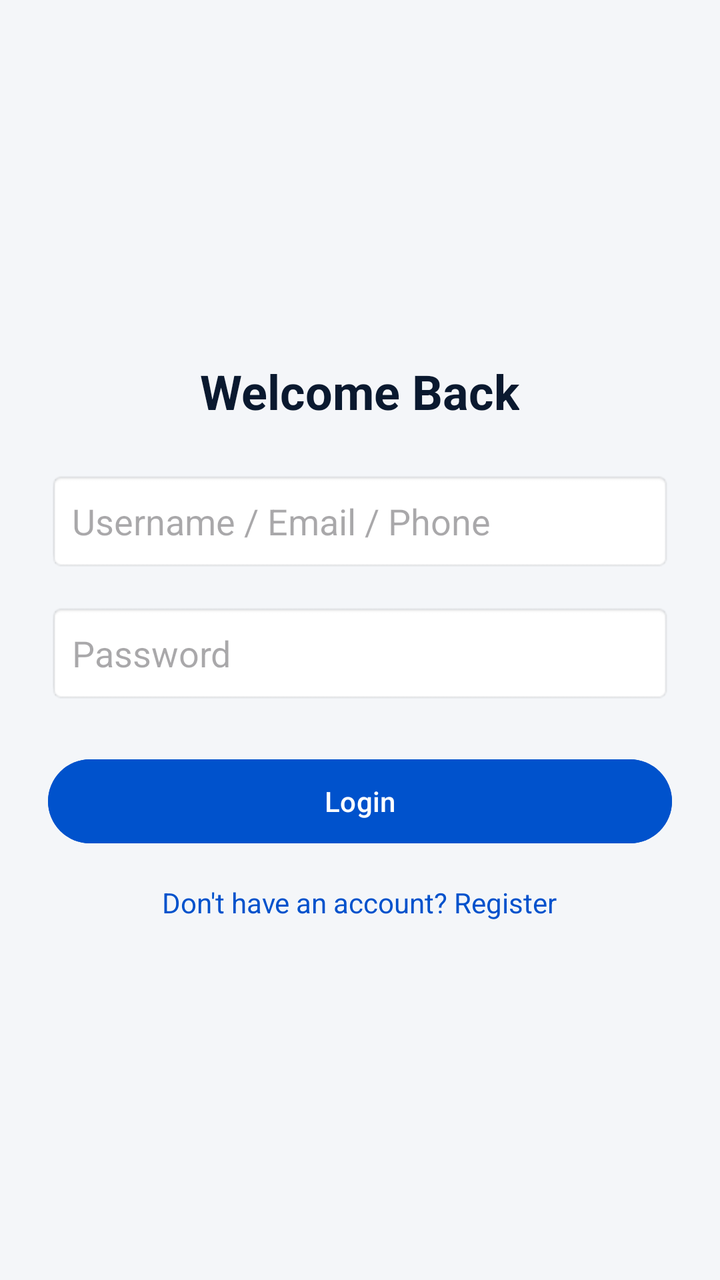
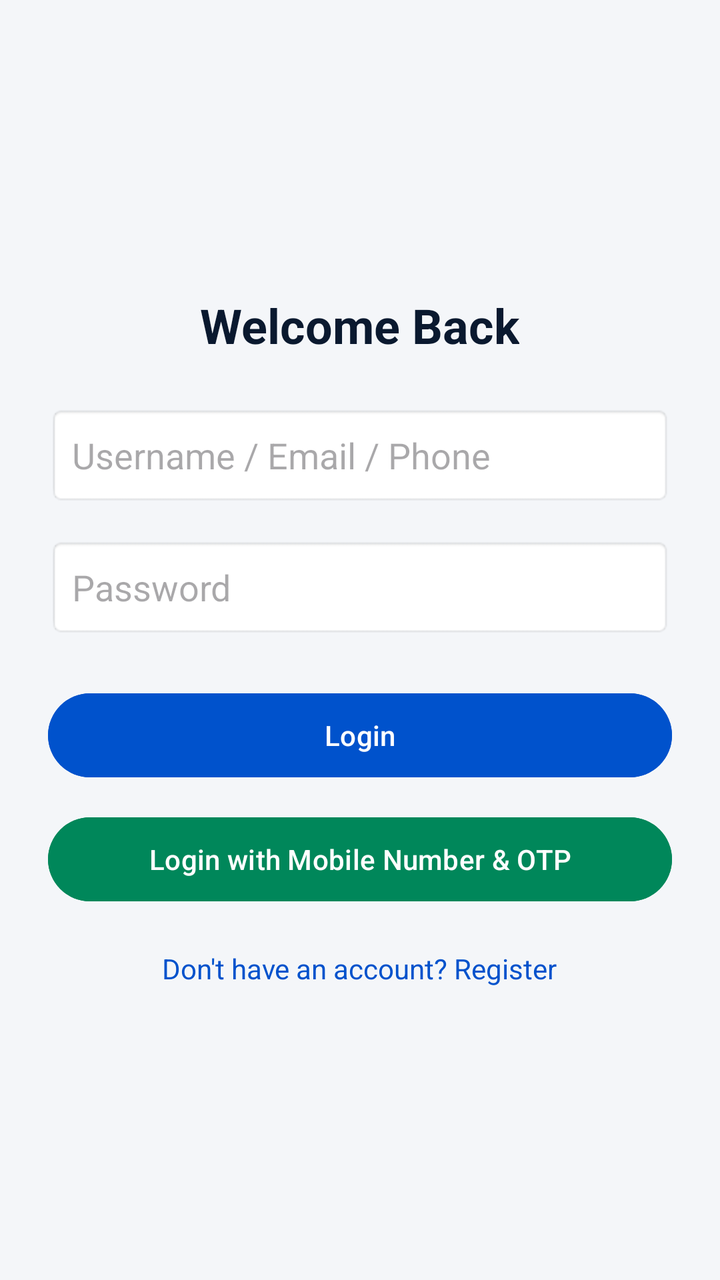

Two renders of the same Android screen: before a commit and after it. Below are the layout's source before the change and the commit's diff.
<!-- AndroidManifest.xml: application theme Theme.SKBankOfIndia -->
<!-- res/layout/activity_login.xml -->
<?xml version="1.0" encoding="utf-8"?>
<LinearLayout xmlns:android="http://schemas.android.com/apk/res/android"
    android:layout_width="match_parent"
    android:layout_height="match_parent"
    android:orientation="vertical"
    android:padding="24dp"
    android:gravity="center"
    android:background="#F4F6F9">

    <TextView
        android:layout_width="wrap_content"
        android:layout_height="wrap_content"
        android:text="Welcome Back"
        android:textColor="#0A192F"
        android:textSize="24sp"
        android:textStyle="bold"
        android:layout_marginBottom="24dp" />

    <EditText
        android:id="@+id/etIdentifier"
        android:layout_width="match_parent"
        android:layout_height="50dp"
        android:hint="Username / Email / Phone"
        android:inputType="text"
        android:padding="12dp"
        android:background="@android:drawable/editbox_background"
        android:layout_marginBottom="16dp" />

    <EditText
        android:id="@+id/etPassword"
        android:layout_width="match_parent"
        android:layout_height="50dp"
        android:hint="Password"
        android:inputType="textPassword"
        android:padding="12dp"
        android:background="@android:drawable/editbox_background"
        android:layout_marginBottom="24dp" />

    <Button
        android:id="@+id/btnLogin"
        android:layout_width="match_parent"
        android:layout_height="50dp"
        android:text="Login"
        android:backgroundTint="#0052CC"
        android:textColor="#FFFFFF" />

    <TextView
        android:id="@+id/tvGoRegister"
        android:layout_width="wrap_content"
        android:layout_height="wrap_content"
        android:text="Don't have an account? Register"
        android:textColor="#0052CC"
        android:textSize="14sp"
        android:layout_marginTop="16dp" />

</LinearLayout>
<!-- resources referenced by this layout -->
<resources>
  <style name="Theme.SKBankOfIndia" parent="Theme.Material3.DayNight.NoActionBar">
          <item name="colorPrimary">@color/purple_500</item>
          <item name="colorPrimaryVariant">@color/purple_700</item>
          <item name="colorOnPrimary">@color/white</item>
          <item name="colorSecondary">@color/teal_200</item>
      </style>
  <color name="purple_500">#5F259F</color>
  <color name="purple_700">#1B0B2E</color>
  <color name="white">#FFFFFFFF</color>
  <color name="teal_200">#FF03DAC5</color>
</resources>

<!-- the commit's change to res/layout/activity_login.xml (unified diff, before → after) -->
@@ -42,7 +42,27 @@
         android:layout_height="50dp"
         android:text="Login"
         android:backgroundTint="#0052CC"
-        android:textColor="#FFFFFF" />
+        android:textColor="#FFFFFF"
+        android:layout_marginBottom="12dp" />
+
+    <Button
+        android:id="@+id/btnOtpLogin"
+        android:layout_width="match_parent"
+        android:layout_height="50dp"
+        android:text="Login with Mobile Number &amp; OTP"
+        android:backgroundTint="#00875A"
+        android:textColor="#FFFFFF"
+        android:layout_marginBottom="12dp" />
+
+    <Button
+        android:id="@+id/btnFingerprintLogin"
+        android:layout_width="match_parent"
+        android:layout_height="50dp"
+        android:text="Login with Fingerprint 👆"
+        android:backgroundTint="#333333"
+        android:textColor="#FFFFFF"
+        android:visibility="gone"
+        android:layout_marginBottom="12dp" />
 
     <TextView
         android:id="@+id/tvGoRegister"
@@ -51,6 +71,6 @@
         android:text="Don't have an account? Register"
         android:textColor="#0052CC"
         android:textSize="14sp"
-        android:layout_marginTop="16dp" />
+        android:layout_marginTop="8dp" />
 
 </LinearLayout>
